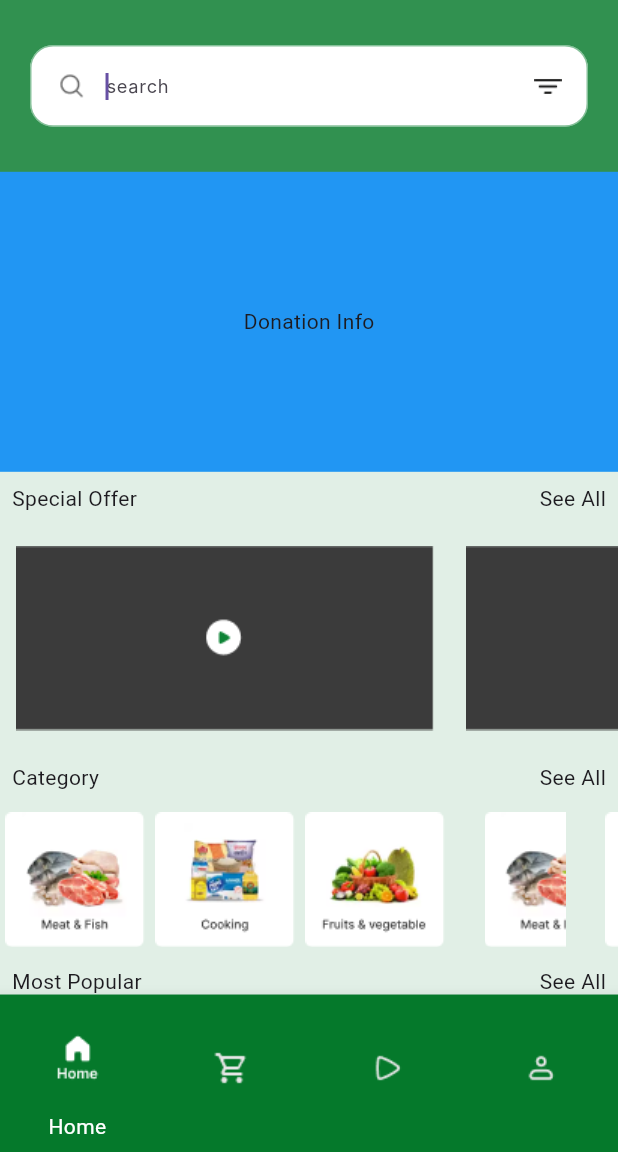
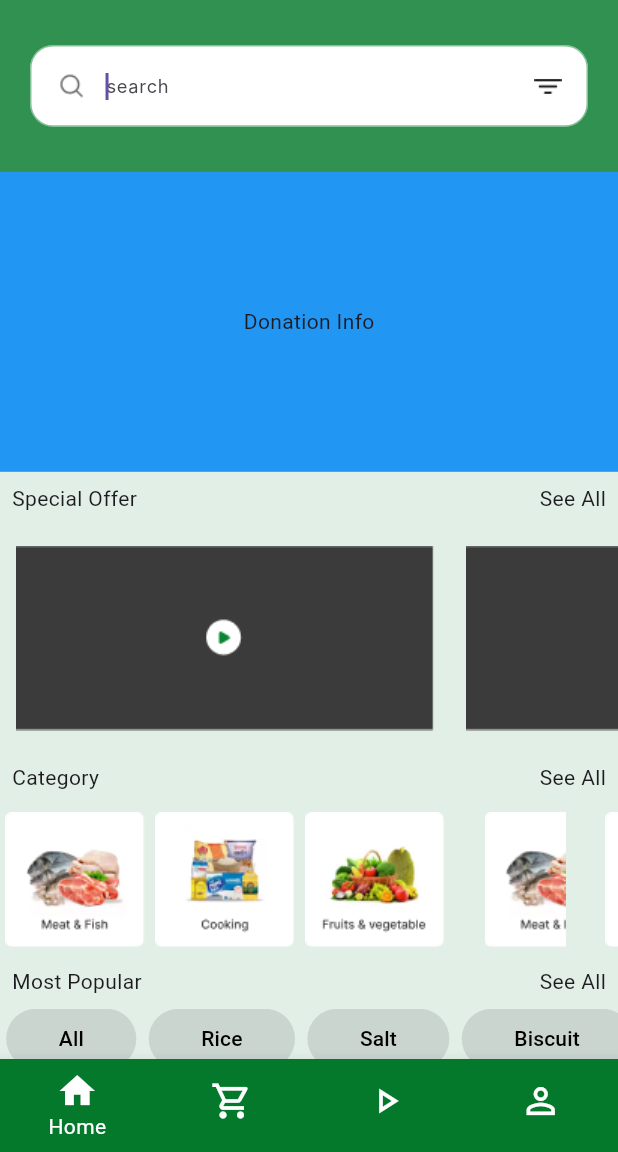
Before and after one commit to Oliullah01/practice-app, a Flutter app: the HomeScreenTwo screen opened directly, on a phone screen of 412 x 824 dp, the part 84-1236 px from its top. Run offline on Flutter 3.47's test engine with Material 3 defaults, Android fonts, the phone set to English and light mode, and no system bars; our stand-ins replace cached_network_image, flutter_svg, get, pin_code_fields, shared_preferences, smooth_page_indicator; accounts and stored records are empty; Roboto replaces fonts that are missing (Inter).

Commit message:
cng - bottom nav bar icons

```diff
--- a/lib/screens/home_screens/home_screen_two.dart
+++ b/lib/screens/home_screens/home_screen_two.dart
@@ -223,26 +223,31 @@ class _HomeScreenTwoState extends State<HomeScreenTwo> {
         showUnselectedLabels: false,
         showSelectedLabels: true,
         selectedItemColor: Colors.white,
+        unselectedItemColor: Colors.white,
         onTap: (int index) {
           setState(() {
             idx = index;
           });
         },
-        items: [
+        items: const [
           BottomNavigationBarItem(
-            icon: Image.asset('assets/images/home_icon.png'),
+            icon: Icon(Icons.home_outlined),
+            activeIcon: Icon(Icons.home),
             label: 'Home',
           ),
           BottomNavigationBarItem(
-            icon: Image.asset('assets/images/cart.png'),
+            icon: Icon(Icons.shopping_cart_outlined),
+            activeIcon: Icon(Icons.shopping_cart),
             label: 'Cart',
           ),
           BottomNavigationBarItem(
-            icon: Image.asset('assets/images/play_button_icon.png'),
+            icon: Icon(Icons.play_arrow_outlined),
+            activeIcon: Icon(Icons.play_arrow),
             label: 'Live',
           ),
           BottomNavigationBarItem(
-            icon: Image.asset('assets/images/user.png'),
+            icon: Icon(Icons.person_outline),
+            activeIcon: Icon(Icons.person),
             label: 'Profile',
           ),
         ],
```
Also changed, not shown: pubspec.lock.
